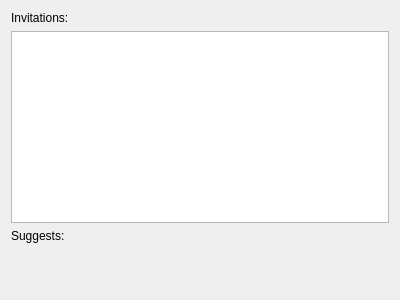
Before: the Qt Designer form Components/App/usernetworkcomponent.ui in saeedsamimi/InLink, drawn with Qt 5.
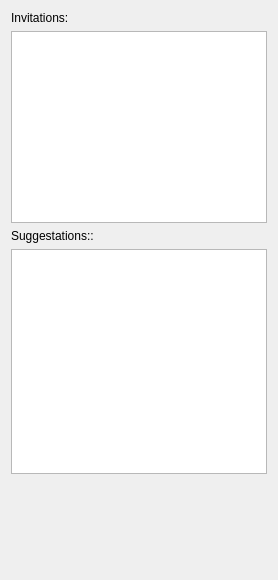
After: the same form once the commit is applied.

Patch:
```diff
--- a/Components/App/usernetworkcomponent.ui
+++ b/Components/App/usernetworkcomponent.ui
@@ -6,8 +6,8 @@
    <rect>
     <x>0</x>
     <y>0</y>
-    <width>400</width>
-    <height>300</height>
+    <width>278</width>
+    <height>580</height>
    </rect>
   </property>
   <property name="sizePolicy">
@@ -58,12 +58,31 @@
       </sizepolicy>
      </property>
      <property name="text">
-      <string>Suggests:</string>
+      <string>Suggestations::</string>
      </property>
     </widget>
    </item>
    <item>
-    <layout class="QGridLayout" name="suggests_grid"/>
+    <widget class="QListWidget" name="suggest_list">
+     <property name="sizePolicy">
+      <sizepolicy hsizetype="Expanding" vsizetype="Fixed">
+       <horstretch>0</horstretch>
+       <verstretch>0</verstretch>
+      </sizepolicy>
+     </property>
+     <property name="minimumSize">
+      <size>
+       <width>0</width>
+       <height>225</height>
+      </size>
+     </property>
+     <property name="verticalScrollBarPolicy">
+      <enum>Qt::ScrollBarAlwaysOff</enum>
+     </property>
+     <property name="flow">
+      <enum>QListView::LeftToRight</enum>
+     </property>
+    </widget>
    </item>
    <item>
     <spacer name="verticalSpacer">
```
